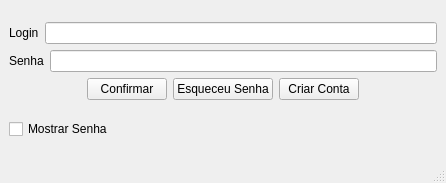
YagoConstantino/SistemaBancario, file Projeto/mainwindow.ui: the form before one commit.
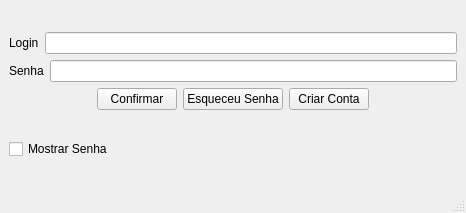
The form after the commit.

```diff
--- a/Projeto/mainwindow.ui
+++ b/Projeto/mainwindow.ui
@@ -6,8 +6,8 @@
    <rect>
     <x>0</x>
     <y>0</y>
-    <width>446</width>
-    <height>183</height>
+    <width>466</width>
+    <height>213</height>
    </rect>
   </property>
   <property name="sizePolicy">
```
Left out of the diff: 4 changed lines with no effect on the pictures.
